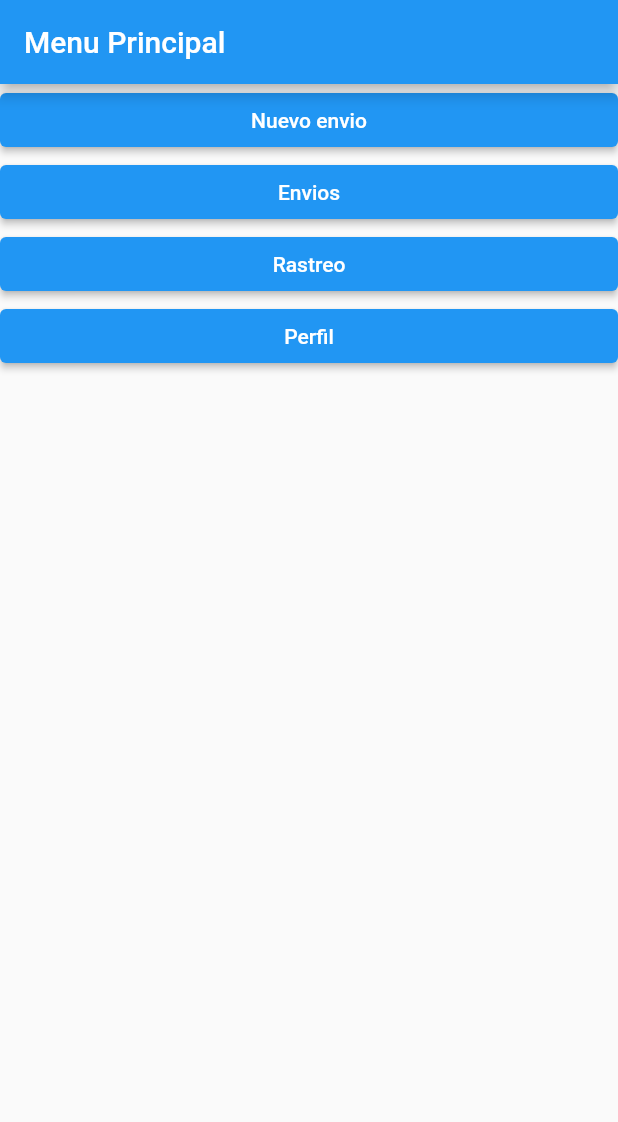
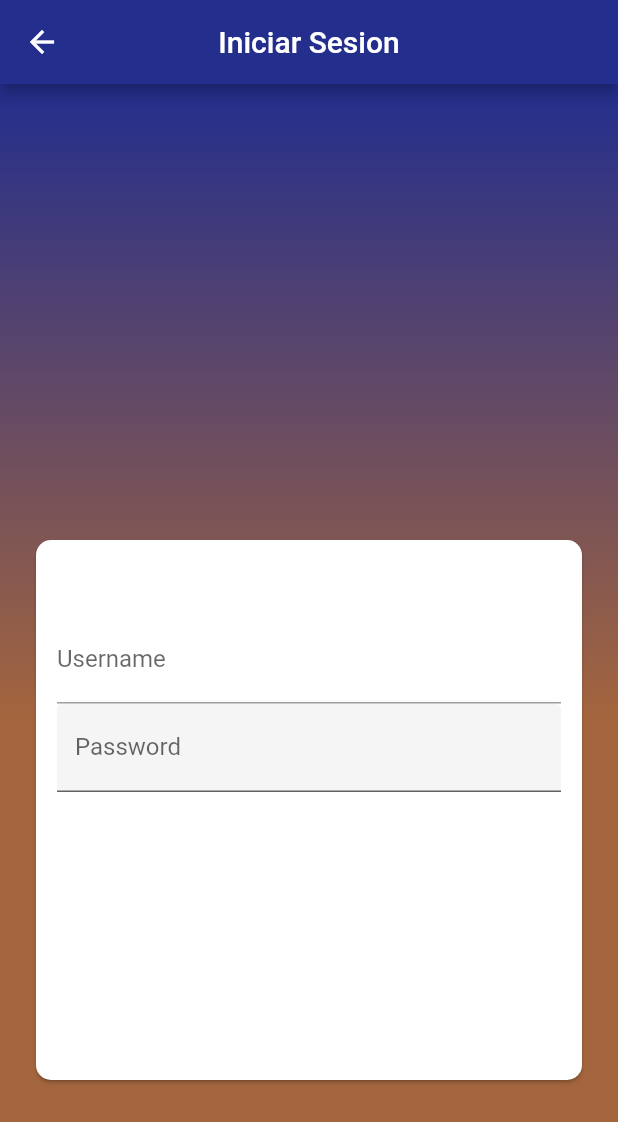
Before and after one commit to JulianFernandez28/ProyectoExportacion, a Flutter app: the screen it shows after launch, on a phone screen of 412 x 824 dp. Shown: the top 1122 px of the screen. Run offline on Flutter 3.47's test engine with Material 2 defaults, Android fonts, the phone set to English and light mode, and no system bars.

Commit message:
add page login

```diff
--- /dev/null
+++ b/proyectoexportacion/lib/pages/login.dart
@@ -0,0 +1,72 @@
+import 'package:flutter/material.dart';
+
+class LoginTranshipper extends StatelessWidget {
+  const LoginTranshipper({super.key});
+
+  @override
+  Widget build(BuildContext context) {
+    return Scaffold(
+      appBar: AppBar(
+        centerTitle: true,
+        title: const Text(
+          'Iniciar Sesion',
+        ),
+        backgroundColor: const Color.fromRGBO(35, 46, 141, 25),
+        leading: const BackButton(color: Color.fromARGB(255, 255, 255, 255)),
+      ),
+      body: SafeArea(
+          child: Stack(
+        children: <Widget>[
+          Container(
+            width: double.infinity,
+            height: double.infinity,
+            decoration: const BoxDecoration(
+                gradient: LinearGradient(
+                    begin: Alignment.topCenter,
+                    end: Alignment(0.0, 0.1),
+                    colors: <Color>[
+                  Color.fromRGBO(35, 46, 141, 25),
+                  Color.fromARGB(253, 163, 100, 60)
+                ])),
+          ),
+          Positioned(
+              bottom: 100,
+              left: 20,
+              right: 20,
+              top: 300,
+              child: Card(
+                shape: RoundedRectangleBorder(
+                    borderRadius: BorderRadius.circular(10)),
+                elevation: 1,
+                shadowColor: Colors.black,
+                color: Colors.white,
+                child: ListView(
+                  padding: const EdgeInsets.symmetric(horizontal: 14.0),
+                  children: <Widget>[
+                    Column(
+                      children: <Widget>[
+                        // FadeInImage.assetNetwork(
+                        //   image:
+                        //       'https://img.freepik.com/vector-premium/ilustracion-vector-barco-vela-dibujos-animados_491934-476.jpg?w=2000',
+                        //   placeholder: '',
+                        // ),
+                      ],
+                    ),
+                    const SizedBox(
+                      height: 50.0,
+                    ),
+                    const TextField(
+                      decoration: const InputDecoration(labelText: 'Username'),
+                    ),
+                    const TextField(
+                      decoration: const InputDecoration(
+                          filled: true, labelText: 'Password'),
+                    )
+                  ],
+                ),
+              ))
+        ],
+      )),
+    );
+  }
+}
--- a/proyectoexportacion/lib/widgets/firstscreen.dart
+++ b/proyectoexportacion/lib/widgets/firstscreen.dart
@@ -1,8 +1,8 @@
 import 'package:flutter/material.dart';
-import 'package:proyectoexportacion/widgets/fourscreen.dart';
+import 'package:proyectoexportacion/pages/login.dart';
+
 import 'package:proyectoexportacion/widgets/perfilscreen.dart';
 import 'package:proyectoexportacion/widgets/secondscreen.dart';
-import 'package:proyectoexportacion/widgets/thirtscreen.dart';
 
 class FirstScreen extends StatelessWidget {
   const FirstScreen({super.key});
@@ -13,48 +13,50 @@ class FirstScreen extends StatelessWidget {
       appBar: AppBar(
         title: const Text('Menu Principal'),
       ),
-      body: SizedBox(
-        child: ListView(
-          children: [
-            ElevatedButton(
-              onPressed: () {
-                Navigator.push(
-                    context,
-                    MaterialPageRoute(
-                        builder: (context) => const SecondScreen()));
-              },
-              child: const Text('Nuevo envio'),
-            ),
-            ElevatedButton(
-              onPressed: () {
-                Navigator.push(
-                    context,
-                    MaterialPageRoute(
-                        builder: (context) => const ThirtScreen()));
-              },
-              child: const Text('Envios'),
-            ),
-            ElevatedButton(
-              onPressed: () {
-                Navigator.push(
-                    context,
-                    MaterialPageRoute(
-                        builder: ((context) => const FourScreen())));
-              },
-              child: const Text('Rastreo'),
-            ),
-            ElevatedButton(
-              onPressed: () {
-                Navigator.push(
-                    context,
-                    MaterialPageRoute(
-                        builder: (context) => const PerfilUser()));
-              },
-              child: const Text('Perfil'),
-            ),
-          ],
-        ),
-      ),
+      body: LoginTranshipper(),
+      // body: SizedBox(
+      //   child: ListView(
+      //     children: [
+      //       ElevatedButton(
+
+      //         onPressed: () {
+      //           Navigator.push(
+      //               context,
+      //               MaterialPageRoute(
+      //                   builder: (context) => const SecondScreen()));
+      //         },
+      //         child: const Text('Nuevo envio'),
+      //       ),
+      //       // ElevatedButton(
+      //       //   onPressed: () {
+      //       //     Navigator.push(
+      //       //         context,
+      //       //         MaterialPageRoute(
+      //       //             builder: (context) => const ThirtScreen()));
+      //       //   },
+      //       //   child: const Text('Envios'),
+      //       // ),
+      //       // ElevatedButton(
+      //       //   onPressed: () {
+      //       //     Navigator.push(
+      //       //         context,
+      //       //         MaterialPageRoute(
+      //       //             builder: ((context) => const FourScreen())));
+      //       //   },
+      //       //   child: const Text('Rastreo'),
+      //       // ),
+      //       ElevatedButton(
+      //         onPressed: () {
+      //           Navigator.push(
+      //               context,
+      //               MaterialPageRoute(
+      //                   builder: (context) => const PerfilUser()));
+      //         },
+      //         child: const Text('Perfil'),
+      //       ),
+      //     ],
+      //   ),
+      // ),
     );
   }
 }
```
Also changed, not shown: proyectoexportacion/lib/main.dart (+6 -6 lines), proyectoexportacion/lib/widgets/fourscreen.dart (deleted, +0 -26 lines), proyectoexportacion/lib/widgets/thirtscreen.dart (deleted, +0 -32 lines).
